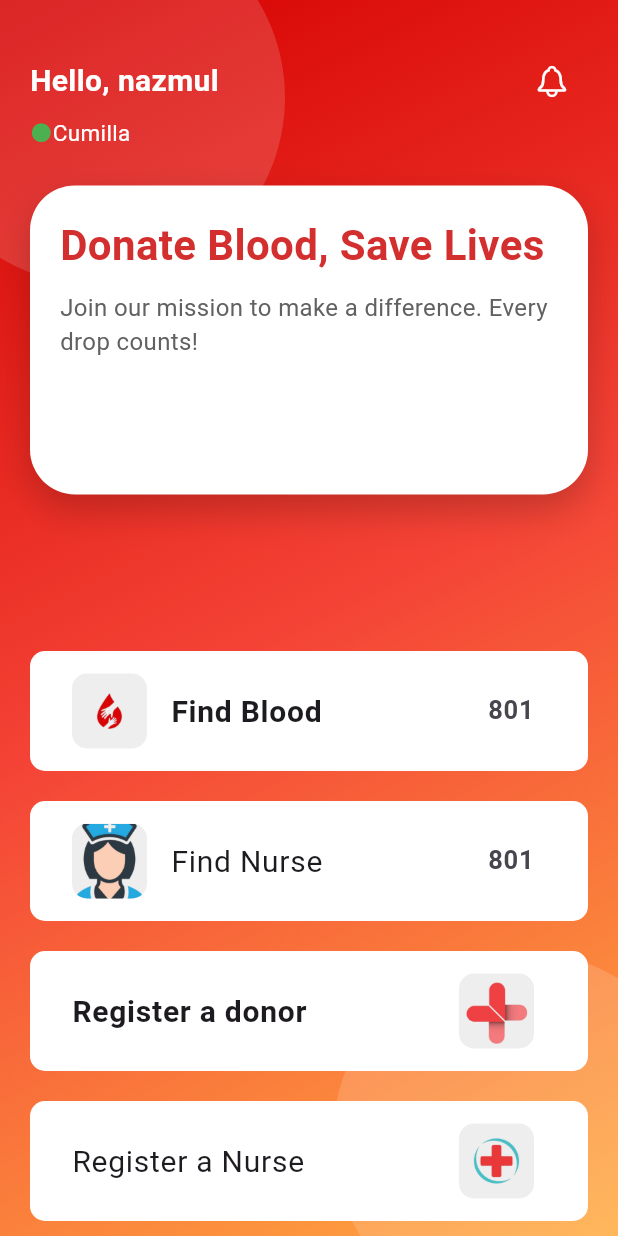
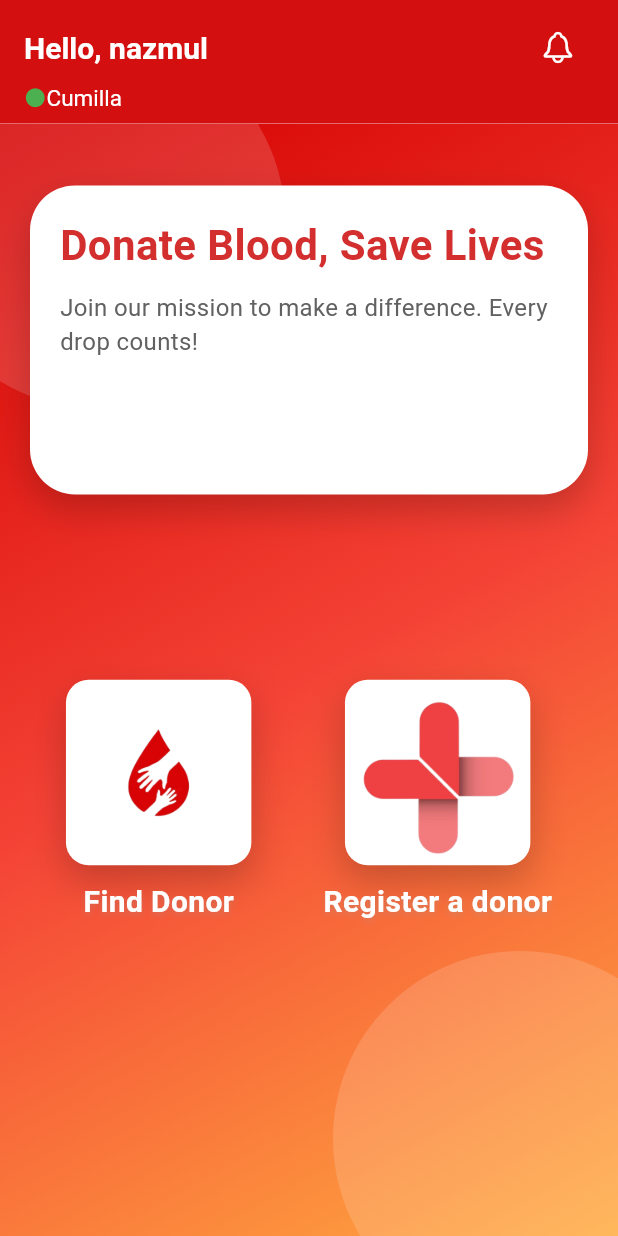
Before and after one commit to RootHex200/myblood, a Flutter app: the HomeScreen screen opened directly, on a phone screen of 412 x 824 dp. Run offline on Flutter 3.47's test engine with Material 3 defaults, Android fonts, the phone set to English and light mode, and no system bars; our stand-ins replace dio, get, google_nav_bar; network calls fail.

Commit message:
Masive changes on ui, nurse feature  removed, donor regi. page added

```diff
--- /dev/null
+++ b/lib/src/constants/guidance.dart
@@ -0,0 +1,2 @@
+const String guideToAddDonor =
+    "নতুন ডোনার এড করার জন্য প্রথমে ডোনারকে নিজের ভেরিফাইড পারসোনাল একাউন্ট ক্রিয়েট করা প্রয়োজন। ইমেল ভেরিফিকেশনের মাধ্যমে ইউজারকে সনাক্ত করে ভেরিফিকেশন মেইল পাঠানো হবে। কোডটি দিয়ে ভেরিফিকেশন কমপ্লিট করে ডোনার রেজিস্ট্রেশন সম্পন্ন করুন। ।।ধন্যবাদ।।";
--- a/lib/src/core/common/widget/custome_text_field.dart
+++ b/lib/src/core/common/widget/custome_text_field.dart
@@ -1,4 +1,5 @@
 import 'package:flutter/material.dart';
+import 'package:flutter/services.dart';
 import 'package:myblood/src/core/utils/colors.dart';
 
 class CustomeTextField extends StatelessWidget {
@@ -11,6 +12,7 @@ class CustomeTextField extends StatelessWidget {
     this.prefixIcon,
     this.maxLine,
     this.suffixIcon,
+    this.textAlign = TextAlign.start, this.inputFormatters,
   });
 
   final TextInputType inputType;
@@ -20,12 +22,16 @@ class CustomeTextField extends StatelessWidget {
   final Icon? prefixIcon;
   final int? maxLine;
   final Widget? suffixIcon;
+  final TextAlign textAlign;
+  final List<TextInputFormatter>? inputFormatters;
 
   @override
   Widget build(BuildContext context) {
     return TextField(
+      textAlign: textAlign,
       keyboardType: inputType,
       maxLines: maxLine,
+      inputFormatters: inputFormatters,
       style: const TextStyle(color: Colors.red),
       decoration: InputDecoration(
           prefixIcon: prefixIcon,
--- a/lib/src/feature/home/view/home_screen.dart
+++ b/lib/src/feature/home/view/home_screen.dart
@@ -2,6 +2,7 @@ import 'package:flutter/cupertino.dart';
 import 'package:flutter/material.dart';
 import 'package:get/get.dart';
 import 'package:myblood/src/core/utils/colors.dart';
+import 'package:myblood/src/feature/add-blood-donor/register_a_donor.dart';
 import 'package:myblood/src/feature/find-donor/screens/find_donor.dart';
 
 class HomeScreen extends StatelessWidget {
@@ -13,7 +14,46 @@ class HomeScreen extends StatelessWidget {
   @override
   Widget build(BuildContext context) {
     return Scaffold(
-      backgroundColor: scaffoldBackground,
+      appBar: AppBar(
+          toolbarHeight: Get.height * 0.1,
+          automaticallyImplyLeading: false,
+          backgroundColor: const Color.fromARGB(255, 211, 15, 15),
+          title: Column(
+            children: [
+              Row(
+                mainAxisAlignment: MainAxisAlignment.spaceBetween,
+                children: [
+                  Text(
+                    "Hello, $userName",
+                    style: TextStyle(
+                        fontSize: 20,
+                        fontWeight: FontWeight.bold,
+                        color: whiteColor),
+                  ),
+                  IconButton(
+                      onPressed: () {},
+                      icon: Icon(
+                        CupertinoIcons.bell,
+                        color: whiteColor,
+                      ))
+                ],
+              ),
+              Row(
+                children: [
+                  const Icon(
+                    Icons.circle_rounded,
+                    color: Colors
+                        .green, // todo: change color through active status,
+                    size: 15,
+                  ),
+                  Text(
+                    userLocation,
+                    style: TextStyle(fontSize: 15, color: whiteColor),
+                  ),
+                ],
+              ),
+            ],
+          )),
       body: Stack(children: [
         Positioned.fill(
           child: Container(
@@ -49,47 +89,7 @@ class HomeScreen extends StatelessWidget {
                   color: Colors.white.withOpacity(0.15)),
             )),
         Positioned(
-            top: 30,
-            left: 20,
-            right: 20,
-            child: Column(
-              children: [
-                Row(
-                  mainAxisAlignment: MainAxisAlignment.spaceBetween,
-                  children: [
-                    Text(
-                      "Hello, $userName",
-                      style: TextStyle(
-                          fontSize: 20,
-                          fontWeight: FontWeight.bold,
-                          color: whiteColor),
-                    ),
-                    IconButton(
-                        onPressed: () {},
-                        icon: Icon(
-                          CupertinoIcons.bell,
-                          color: whiteColor,
-                        ))
-                  ],
-                ),
-                Row(
-                  children: [
-                    const Icon(
-                      Icons.circle_rounded,
-                      color: Colors
-                          .green, // todo: change color through active status,
-                      size: 15,
-                    ),
-                    Text(
-                      userLocation,
-                      style: TextStyle(fontSize: 15, color: whiteColor),
-                    ),
-                  ],
-                ),
-              ],
-            )),
-        Positioned(
-          top: Get.height * 0.15,
+          top: Get.height * 0.05,
           left: 20,
           right: 20,
           child: Container(
@@ -125,178 +125,112 @@ class HomeScreen extends StatelessWidget {
             ),
           ),
         ),
-        Padding(
-          padding: const EdgeInsets.symmetric(horizontal: 20),
-          child: Column(
-            mainAxisAlignment: MainAxisAlignment.end,
+        Positioned(
+          top: Get.height * 0.45,
+          left: 20,
+          right: 20,
+          child: Row(
+            mainAxisAlignment: MainAxisAlignment.spaceAround,
             children: [
-              //Find Doner
-              Padding(
-                padding: const EdgeInsets.symmetric(vertical: 10),
-                child: GestureDetector(
+              Column(
+                children: [
+                  GestureDetector(
                     onTap: () {
-                    Get.to(() => const FindDonor());
+                      Get.to(() => const FindDonor(),
+                          curve: Curves.bounceOut,
+                          duration: const Duration(seconds: 1));
                     },
                     child: Container(
-                    height: 80,
-                    width: double.maxFinite,
+                      height: Get.width * 0.3,
+                      width: Get.width * 0.3,
                       decoration: BoxDecoration(
-                      color: whiteColor,
-                      borderRadius: BorderRadius.circular(10),
+                        borderRadius: BorderRadius.circular(15),
+                        boxShadow: [
+                          BoxShadow(
+                            color: Colors.black.withOpacity(0.2),
+                            blurRadius: 20,
+                            offset: const Offset(0, 10),
                           ),
-                    child: Padding(
-                      padding: const EdgeInsets.all(12),
-                      child: ListTile(
-                        leading: Container(
-                          height: 50,
-                          width: 50,
-                          decoration: BoxDecoration(
+                        ],
                         image: const DecorationImage(
                             image: AssetImage("assets/images/blood.png"),
                             fit: BoxFit.cover),
-                              borderRadius: BorderRadius.circular(10),
-                              color: Colors.grey.shade200),
-                        ),
-                        title: const Text(
-                          "Find Blood",
-                          style: TextStyle(
-                              fontSize: 20, fontWeight: FontWeight.bold),
-                        ),
-                        // all available doner  number
-                        trailing: const Text(
-                          "801",
-                          style: TextStyle(
-                              fontSize: 17, fontWeight: FontWeight.bold),
+                        color: whiteColor,
                       ),
                     ),
                   ),
+                  const SizedBox(
+                    height: 10,
+                  ),
+                  Text(
+                    "Find Donor",
+                    style: TextStyle(
+                        fontSize: 20,
+                        color: whiteColor,
+                        fontWeight: FontWeight.bold,
+                        shadows: [
+                          Shadow(
+                            color: Colors.grey.withOpacity(0.3),
+                            offset: const Offset(0, 2),
+                            blurRadius: 5,
+                          )
+                        ]),
+                    textAlign: TextAlign.center,
+                  ),
+                ],
+              ),
+
+              /// register donor
+              Column(
+                children: [
+                  GestureDetector(
+                    onTap: () {
+                      Get.to(() => const RegisterADonor(),
+                          curve: Curves.bounceOut,
+                          duration: const Duration(seconds: 1));
+                    },
+                    child: Container(
+                      height: Get.width * 0.3,
+                      width: Get.width * 0.3,
+                      decoration: BoxDecoration(
+                        borderRadius: BorderRadius.circular(15),
+                        boxShadow: [
+                          BoxShadow(
+                            color: Colors.black.withOpacity(0.2),
+                            blurRadius: 20,
+                            offset: const Offset(0, 10),
+                          ),
+                        ],
+                        image: const DecorationImage(
+                            image: AssetImage("assets/images/add-doner.png"),
+                            fit: BoxFit.cover),
+                        color: whiteColor,
                       ),
                     ),
                   ),
-              Padding(
-                padding: const EdgeInsets.symmetric(vertical: 10),
-                child: GestureDetector(
-                  onTap: () {},
-                  child: Container(
-                    height: 80,
-                    width: double.maxFinite,
-                    decoration: BoxDecoration(
-                      color: whiteColor,
-                      borderRadius: BorderRadius.circular(10),
+                  const SizedBox(
+                    height: 10,
                   ),
-                    child: Padding(
-                      padding: const EdgeInsets.all(12),
-                      child: ListTile(
-                        leading: Container(
-                          height: 50,
-                          width: 50,
-                          decoration: BoxDecoration(
-                              borderRadius: BorderRadius.circular(10),
-                              image: const DecorationImage(
-                                  image: AssetImage(
-                                      "assets/images/nurse-avater.png"),
-                                  fit: BoxFit.cover),
-                              color: Colors.grey.shade200),
-                        ),
-                        title: const Text(
-                          "Find Nurse",
-                          style: TextStyle(fontSize: 20),
-                        ),
-                        // all available doner  number
-                        trailing: const Text(
-                          "801",
-                          style: TextStyle(
-                              fontSize: 17, fontWeight: FontWeight.bold),
-                        ),
-                      ),
-                    ),
-                  ),
-                ),
-              ),
-              //
-              // blood registration
-              Padding(
-                padding: const EdgeInsets.symmetric(vertical: 10),
-                child: GestureDetector(
-                  onTap: () {
-                    // tap navigate into all doner screans
-                  },
-                  child: Container(
-                    height: 80,
-                    width: double.maxFinite,
-                    decoration: BoxDecoration(
-                      color: whiteColor,
-                      borderRadius: BorderRadius.circular(10),
-                    ),
-                    child: Padding(
-                      padding: const EdgeInsets.all(12),
-                      child: ListTile(
-                        trailing: Container(
-                          height: 50,
-                          width: 50,
-                          decoration: BoxDecoration(
-                              borderRadius: BorderRadius.circular(10),
-                              image: const DecorationImage(
-                                  image:
-                                      AssetImage("assets/images/add-doner.png"),
-                                  fit: BoxFit.cover),
-                              color: Colors.grey.shade200),
-                        ),
-                        title: const Text(
+                  Text(
                     "Register a donor",
                     style: TextStyle(
-                              fontSize: 20, fontWeight: FontWeight.bold),
-                        ),
-                        // all available doner  number
-                      ),
-                    ),
-                  ),
-                ),
-              ),
-              //
-              // registrer nurse
-              Padding(
-                padding: const EdgeInsets.symmetric(vertical: 10),
-                child: GestureDetector(
-                  onTap: () {
-                    // tap navigate into all doner screans
-                  },
-                  child: Container(
-                    height: 80,
-                    width: double.maxFinite,
-                    decoration: BoxDecoration(
+                        fontSize: 20,
                         color: whiteColor,
-                      borderRadius: BorderRadius.circular(10),
-                    ),
-                    child: Padding(
-                      padding: const EdgeInsets.all(12),
-                      child: ListTile(
-                        trailing: Container(
-                          height: 50,
-                          width: 50,
-                          decoration: BoxDecoration(
-                              borderRadius: BorderRadius.circular(10),
-                              image: const DecorationImage(
-                                  image:
-                                      AssetImage("assets/images/add-nurse.png"),
-                                  fit: BoxFit.cover),
-                              color: Colors.grey.shade200),
-                        ),
-                        title: const Text(
-                          "Register a Nurse",
-                          style: TextStyle(
-                            fontSize: 20,
-                          ),
-                        ),
-                        // all available doner  number
-                      ),
-                    ),
-                  ),
-                ),
+                        fontWeight: FontWeight.bold,
+                        shadows: [
+                          Shadow(
+                            color: Colors.grey.withOpacity(0.3),
+                            offset: const Offset(0, 2),
+                            blurRadius: 5,
+                          )
+                        ]),
+                    textAlign: TextAlign.center,
                   ),
                 ],
               ),
+            ],
           ),
+        )
       ]),
     );
   }
--- a/lib/src/feature/find-donor/donor_profile/donor_profile.dart
+++ b/lib/src/feature/profile/donor-profile/donor_profile.dart
@@ -1,4 +1,3 @@
-import 'package:flutter/cupertino.dart';
 import 'package:flutter/material.dart';
 import 'package:get/get.dart';
 import 'package:myblood/src/core/utils/colors.dart';
```
Also changed, not shown: lib/auth/screens/login_screen.dart (+9 -3 lines), lib/src/constants/email_encryption.dart (added, +15 -0 lines), lib/src/feature/add-blood-donor/donor_regi_verification.dart (added, +161 -0 lines), lib/src/feature/add-blood-donor/register_a_donor.dart (added, +119 -0 lines), lib/src/feature/booked-donor/instant-booking/screen/instant_booking.dart (+12 -5 lines), lib/src/feature/find-donor/screens/find_donor.dart (+8 -5 lines), assets/images/add-nurse.png (deleted), assets/images/nurse-avater.png (deleted), assets/images/verification.png (added). Lines whose indentation alone changed are shown as unchanged.
